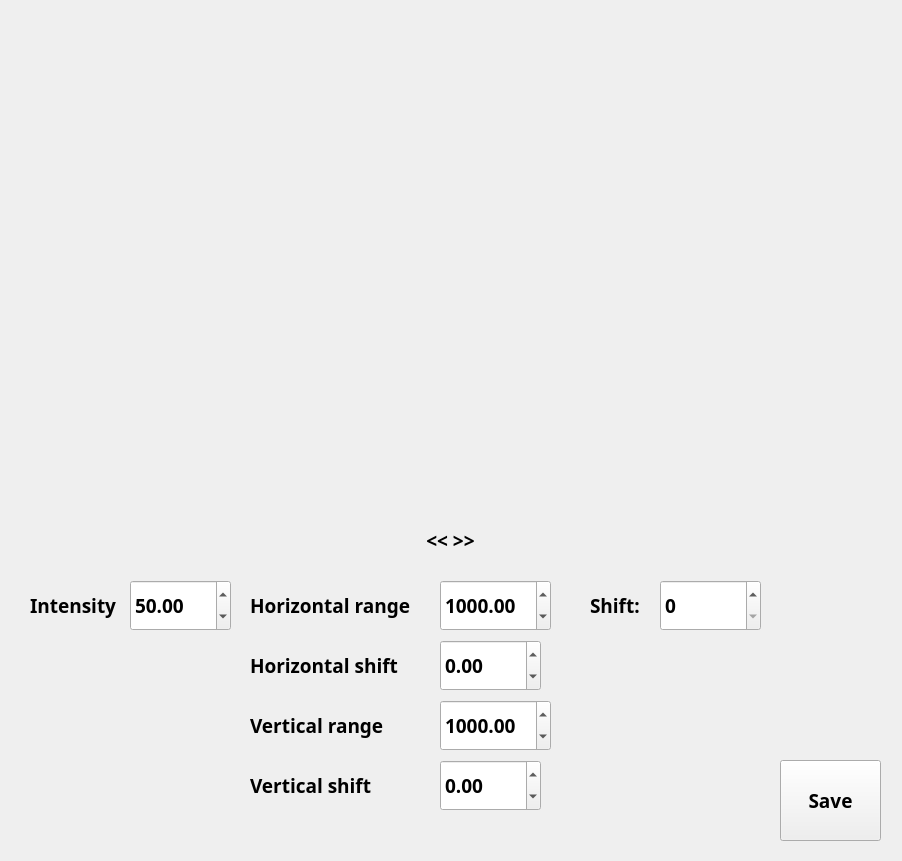
First picture: the form in window/gauss_setup_win_template.ui, repository neon-softhamster/slitphoto, before the edit.
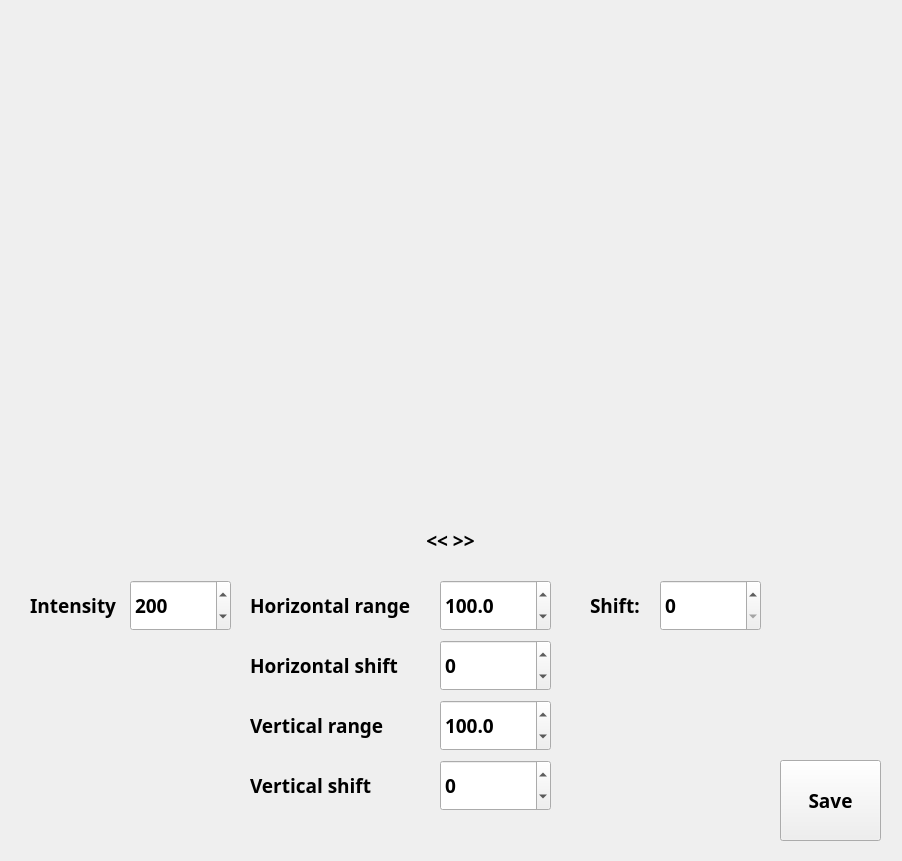
Second picture: the form after the edit.

Commit message: fix for gauss mode

The edit to the form file:
```diff
--- a/window/gauss_setup_win_template.ui
+++ b/window/gauss_setup_win_template.ui
@@ -148,6 +148,9 @@
      <bold>true</bold>
     </font>
    </property>
+   <property name="decimals">
+    <number>0</number>
+   </property>
    <property name="minimum">
     <double>-1000000.000000000000000</double>
    </property>
@@ -158,7 +161,7 @@
     <double>10.000000000000000</double>
    </property>
    <property name="value">
-    <double>50.000000000000000</double>
+    <double>200.000000000000000</double>
    </property>
   </widget>
   <widget class="QDoubleSpinBox" name="h_range">
@@ -178,8 +181,11 @@
      <bold>true</bold>
     </font>
    </property>
+   <property name="decimals">
+    <number>1</number>
+   </property>
    <property name="minimum">
-    <double>1.000000000000000</double>
+    <double>0.100000000000000</double>
    </property>
    <property name="maximum">
     <double>100000.000000000000000</double>
@@ -188,7 +194,7 @@
     <double>0.100000000000000</double>
    </property>
    <property name="value">
-    <double>1000.000000000000000</double>
+    <double>100.000000000000000</double>
    </property>
   </widget>
   <widget class="QLabel" name="label_3">
@@ -241,7 +247,7 @@
     <rect>
      <x>440</x>
      <y>640</y>
-     <width>101</width>
+     <width>111</width>
      <height>51</height>
     </rect>
    </property>
@@ -253,6 +259,9 @@
      <bold>true</bold>
     </font>
    </property>
+   <property name="decimals">
+    <number>0</number>
+   </property>
    <property name="minimum">
     <double>-100000.000000000000000</double>
    </property>
@@ -304,8 +313,11 @@
      <bold>true</bold>
     </font>
    </property>
+   <property name="decimals">
+    <number>1</number>
+   </property>
    <property name="minimum">
-    <double>1.000000000000000</double>
+    <double>0.100000000000000</double>
    </property>
    <property name="maximum">
     <double>100000.000000000000000</double>
@@ -314,7 +326,7 @@
     <double>0.100000000000000</double>
    </property>
    <property name="value">
-    <double>1000.000000000000000</double>
+    <double>100.000000000000000</double>
    </property>
   </widget>
   <widget class="QLabel" name="label_5">
@@ -343,7 +355,7 @@
     <rect>
      <x>440</x>
      <y>760</y>
-     <width>101</width>
+     <width>111</width>
      <height>51</height>
     </rect>
    </property>
@@ -355,6 +367,9 @@
      <bold>true</bold>
     </font>
    </property>
+   <property name="decimals">
+    <number>0</number>
+   </property>
    <property name="minimum">
     <double>-100000.000000000000000</double>
    </property>
```
The commit also changes 2 other files.
